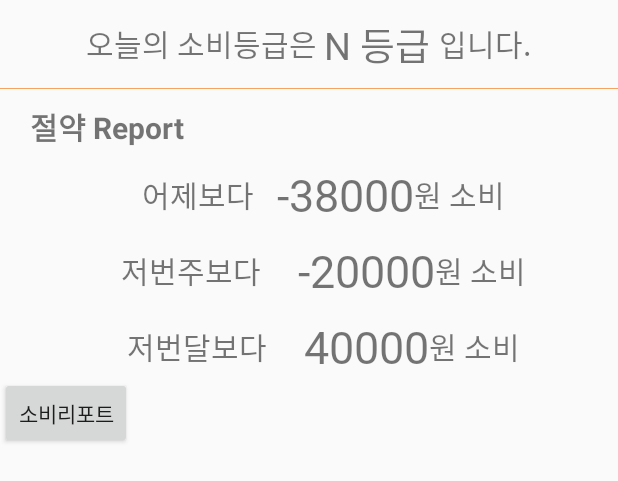
After one commit to Seonghn/KBSC, an Android app: the layout fragment_consumegrade.xml on its own in the app's theme, with its tools: preview values and no code run, on a phone screen of 412 x 824 dp. The commit adds this screen. Shown: the top 481 px of the screen. Run offline under Robolectric (Android 15) with nearby library versions, the light colour scheme and no system bars.

Commit message:
폰트 및 소비패턴 레이아웃 제작중

```diff
--- /dev/null
+++ b/app/src/main/res/layout/fragment_consumegrade.xml
@@ -0,0 +1,143 @@
+<?xml version="1.0" encoding="utf-8"?>
+<LinearLayout
+    xmlns:android="http://schemas.android.com/apk/res/android"
+    android:layout_width="match_parent"
+    android:layout_height="match_parent"
+    android:orientation="vertical">
+
+    <!-- 소비등급 레이아웃 -->
+    <LinearLayout
+        android:layout_width="match_parent"
+        android:layout_height="wrap_content"
+        android:orientation="horizontal"
+        android:gravity="center"
+        android:layout_margin="10dp">
+        <TextView
+            android:layout_width="wrap_content"
+            android:layout_height="wrap_content"
+            android:text="오늘의 소비등급은 "
+            android:textSize="20dp"/>
+        <TextView
+            android:layout_width="wrap_content"
+            android:layout_height="wrap_content"
+            android:text="N 등급 "
+            android:fontFamily="@font/jalnan"
+            android:textSize="25dp"/>
+        <TextView
+            android:layout_width="wrap_content"
+            android:layout_height="wrap_content"
+            android:text="입니다."
+            android:textSize="20dp"/>
+    </LinearLayout>
+
+    <!-- 경계선 -->
+    <View
+        android:layout_width="wrap_content"
+        android:layout_height="0.3dp"
+        android:background="#F4A460"/>
+
+    <!-- 절약 리포트 레이아웃 -->
+    <LinearLayout
+        android:layout_width="match_parent"
+        android:layout_height="wrap_content"
+        android:orientation="vertical"
+        android:layout_marginLeft="20dp"
+        android:layout_marginTop="10dp">
+
+        <TextView
+            android:layout_width="match_parent"
+            android:layout_height="wrap_content"
+            android:text="절약 Report"
+            android:textSize="20dp"
+            android:textStyle="bold"/>
+
+        <LinearLayout
+            android:layout_width="match_parent"
+            android:layout_height="match_parent"
+            android:orientation="horizontal"
+            android:layout_marginTop="10dp"
+            android:gravity="center">
+
+            <TextView
+                android:layout_width="wrap_content"
+                android:layout_height="wrap_content"
+                android:text="어제보다"
+                android:textSize="20dp"/>
+
+            <TextView
+                android:layout_width="wrap_content"
+                android:layout_height="wrap_content"
+                android:layout_marginLeft="15dp"
+                android:text="-38000"
+                android:textSize="30dp"
+                android:fontFamily="@font/jalnan"/>
+
+            <TextView
+                android:layout_width="wrap_content"
+                android:layout_height="wrap_content"
+                android:text="원 소비"
+                android:textSize="20dp"/>
+        </LinearLayout>
+
+        <LinearLayout
+            android:layout_width="match_parent"
+            android:layout_height="match_parent"
+            android:orientation="horizontal"
+            android:layout_marginTop="10dp"
+            android:gravity="center">
+
+            <TextView
+                android:layout_width="wrap_content"
+                android:layout_height="wrap_content"
+                android:text="저번주보다  "
+                android:textSize="20dp"/>
+
+            <TextView
+                android:layout_width="wrap_content"
+                android:layout_height="wrap_content"
+                android:layout_marginLeft="15dp"
+                android:text="-20000"
+                android:textSize="30dp"
+                android:fontFamily="@font/jalnan"/>
+
+            <TextView
+                android:layout_width="wrap_content"
+                android:layout_height="wrap_content"
+                android:text="원 소비"
+                android:textSize="20dp"/>
+        </LinearLayout>
+
+        <LinearLayout
+            android:layout_width="match_parent"
+            android:layout_height="match_parent"
+            android:orientation="horizontal"
+            android:layout_marginTop="10dp"
+            android:gravity="center">
+
+            <TextView
+                android:layout_width="wrap_content"
+                android:layout_height="wrap_content"
+                android:text="저번달보다  "
+                android:textSize="20dp"/>
+
+            <TextView
+                android:layout_width="wrap_content"
+                android:layout_height="wrap_content"
+                android:layout_marginLeft="15dp"
+                android:text="40000"
+                android:textSize="30dp"
+                android:fontFamily="@font/jalnan"/>
+
+            <TextView
+                android:layout_width="wrap_content"
+                android:layout_height="wrap_content"
+                android:text="원 소비"
+                android:textSize="20dp"/>
+        </LinearLayout>
+    </LinearLayout>
+
+    <Button
+        android:layout_width="wrap_content"
+        android:layout_height="wrap_content"
+        android:text="소비리포트"/>
+</LinearLayout>
--- a/app/src/main/res/layout/fragment_home.xml
+++ b/app/src/main/res/layout/fragment_home.xml
@@ -37,7 +37,7 @@
             android:layout_gravity="center"
             android:layout_marginTop="100dp"
             android:layout_marginRight="105dp"
-            android:text="대충"/>
+            android:text="소비등급"/>
         <ImageView
             android:layout_marginLeft="105dp"
             android:layout_width="150dp"
```
Also changed, not shown: 1 other file.
